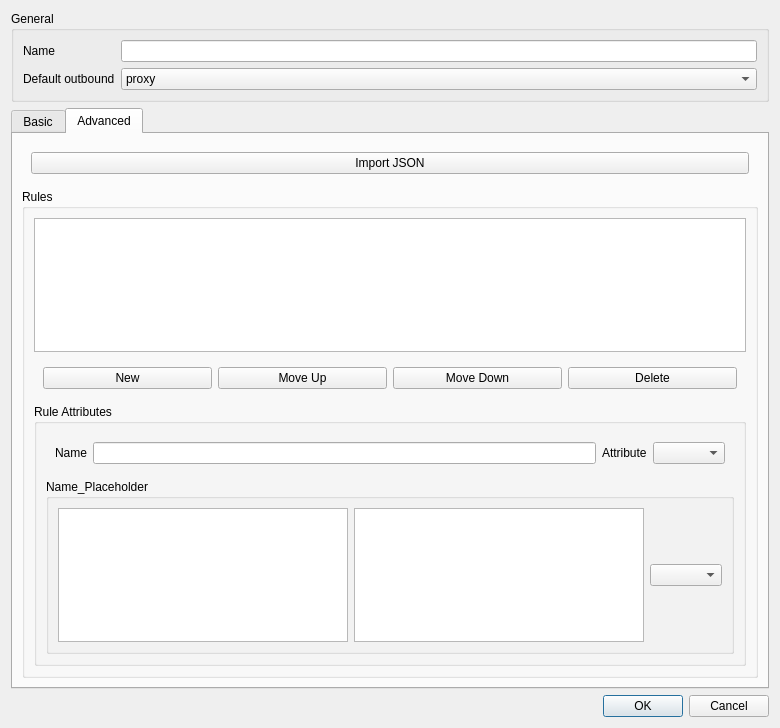
The window that include/ui/setting/RouteItem.ui (Userbash/Neko_Throne) describes before a commit, drawn with Qt 5.
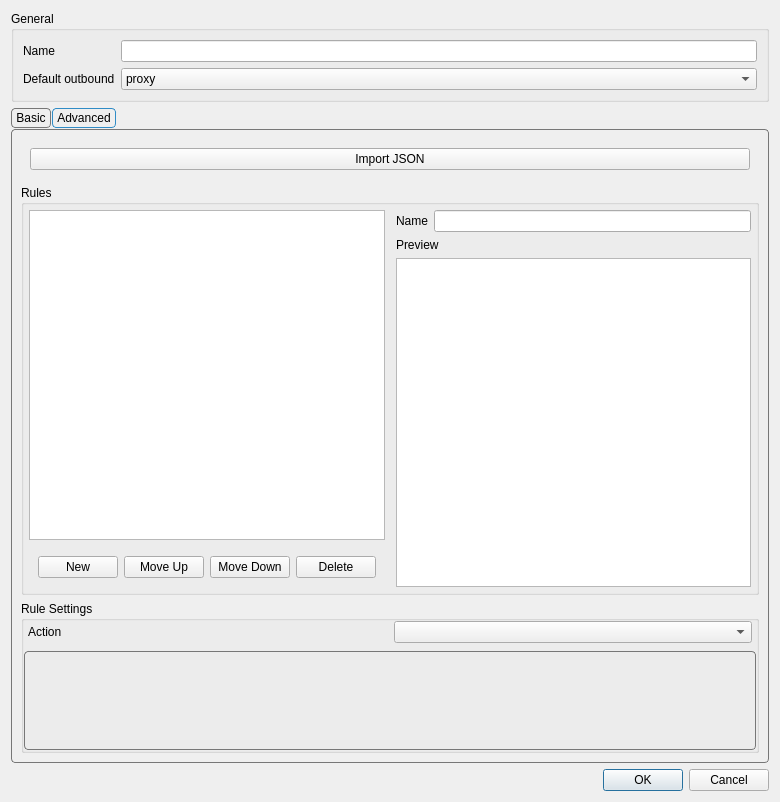
The same window after the commit. The open tabs and pages were chosen to show the change.

Commit message: fix missed uis

```diff
--- a/include/ui/setting/RouteItem.ui
+++ b/include/ui/setting/RouteItem.ui
@@ -7,10 +7,9 @@
     <x>0</x>
     <y>0</y>
     <width>780</width>
-    <height>728</height>
+    <height>802</height>
    </rect>
   </property>
-
   <property name="windowTitle">
    <string>Route Profile</string>
   </property>
@@ -57,6 +56,38 @@
    </item>
    <item>
     <widget class="QTabWidget" name="tabWidget">
+     <property name="styleSheet">
+      <string notr="true">QTabWidget::pane {
+    margin-top: 1px;
+    border: 1px solid #777777;
+    border-radius: 4px;
+}
+
+QTabBar {
+    background: transparent;
+    qproperty-drawBase: 0;
+}
+
+QTabBar::tab {
+    border: 1px solid #777777;
+    border-radius: 4px;
+
+    padding: 2px 4px;
+    margin-right: 1px;
+}
+
+QTabBar::tab:selected {
+    border: 1px solid palette(highlight);
+}
+
+QTabBar::tab:!selected {
+    border: 1px solid #777777;
+}
+
+QTabBar::tab:hover:!selected {
+    border: 1px solid #777777;
+}</string>
+     </property>
      <property name="currentIndex">
       <number>0</number>
      </property>
@@ -145,7 +176,43 @@
          <property name="title">
           <string>Rules</string>
          </property>
-         <layout class="QVBoxLayout" name="verticalLayout_2">
+         <layout class="QHBoxLayout" name="horizontalLayout_4">
+          <property name="leftMargin">
+           <number>0</number>
+          </property>
+          <property name="topMargin">
+           <number>0</number>
+          </property>
+          <property name="rightMargin">
+           <number>0</number>
+          </property>
+          <property name="bottomMargin">
+           <number>0</number>
+          </property>
+          <item>
+           <widget class="QFrame" name="frame">
+            <property name="frameShape">
+             <enum>QFrame::Shape::NoFrame</enum>
+            </property>
+            <property name="frameShadow">
+             <enum>QFrame::Shadow::Raised</enum>
+            </property>
+            <layout class="QVBoxLayout" name="verticalLayout_9">
+             <property name="spacing">
+              <number>7</number>
+             </property>
+             <property name="leftMargin">
+              <number>5</number>
+             </property>
+             <property name="topMargin">
+              <number>5</number>
+             </property>
+             <property name="rightMargin">
+              <number>5</number>
+             </property>
+             <property name="bottomMargin">
+              <number>5</number>
+             </property>
           <item>
            <widget class="QListWidget" name="route_items"/>
           </item>
@@ -183,15 +250,26 @@
             </layout>
            </widget>
           </item>
+            </layout>
+           </widget>
+          </item>
           <item>
-           <widget class="QGroupBox" name="rule_attr_box">
-            <property name="title">
-             <string>Rule Attributes</string>
-            </property>
+           <widget class="QFrame" name="rule_attr_box">
             <layout class="QVBoxLayout" name="verticalLayout">
+             <property name="leftMargin">
+              <number>0</number>
+             </property>
+             <property name="topMargin">
+              <number>5</number>
+             </property>
+             <property name="rightMargin">
+              <number>5</number>
+             </property>
+             <property name="bottomMargin">
+              <number>5</number>
+             </property>
              <item>
-              <widget class="QWidget" name="widget_3" native="true">
-               <layout class="QHBoxLayout" name="horizontalLayout_3">
+              <layout class="QHBoxLayout" name="horizontalLayout_5">
                 <item>
                  <widget class="QLabel" name="rule_name_l">
                   <property name="text">
@@ -202,45 +280,127 @@
                 <item>
                  <widget class="QLineEdit" name="rule_name"/>
                 </item>
-                <item>
-                 <widget class="QLabel" name="rule_attr_l">
-                  <property name="text">
-                   <string>Attribute</string>
-                  </property>
-                 </widget>
-                </item>
-                <item>
-                 <widget class="QComboBox" name="rule_attr"/>
-                </item>
-               </layout>
-              </widget>
+              </layout>
              </item>
              <item>
-              <widget class="QGroupBox" name="rule_attr_data">
-               <property name="title">
-                <string>Name_Placeholder</string>
+              <widget class="QLabel" name="rule_preview_l">
+               <property name="text">
+                <string>Preview</string>
                </property>
-               <layout class="QHBoxLayout" name="horizontalLayout_4">
+              </widget>
+             </item>
                 <item>
                  <widget class="QTextBrowser" name="rule_preview">
                   <property name="minimumSize">
                    <size>
-                    <width>190</width>
-                    <height>0</height>
-                   </size>
-                  </property>
-                 </widget>
-                </item>
+                 <width>0</width>
+                 <height>120</height>
+                </size>
+               </property>
+               <property name="documentTitle">
+                <string notr="true"/>
+               </property>
+               <property name="openExternalLinks">
+                <bool>false</bool>
+               </property>
+              </widget>
+             </item>
+            </layout>
+           </widget>
+          </item>
+         </layout>
+        </widget>
+       </item>
                 <item>
-                 <widget class="QPlainTextEdit" name="rule_attr_text"/>
+        <widget class="QGroupBox" name="groupBox_2">
+         <property name="title">
+          <string>Rule Settings</string>
+         </property>
+         <layout class="QVBoxLayout" name="verticalLayout_2">
+          <property name="spacing">
+           <number>7</number>
+          </property>
+          <property name="leftMargin">
+           <number>0</number>
+          </property>
+          <property name="topMargin">
+           <number>0</number>
+          </property>
+          <property name="rightMargin">
+           <number>0</number>
+          </property>
+          <property name="bottomMargin">
+           <number>0</number>
+          </property>
+          <item>
+           <layout class="QHBoxLayout" name="horizontalLayout_action">
+            <property name="leftMargin">
+             <number>4</number>
+            </property>
+            <property name="rightMargin">
+             <number>4</number>
+            </property>
+            <item>
+             <widget class="QLabel" name="rule_action_l">
+              <property name="text">
+               <string>Action</string>
+              </property>
+             </widget>
                 </item>
                 <item>
-                 <widget class="QComboBox" name="rule_attr_selector"/>
-                </item>
-               </layout>
-              </widget>
-             </item>
-            </layout>
+             <widget class="QComboBox" name="rule_action_combo"/>
+            </item>
+           </layout>
+          </item>
+          <item>
+           <widget class="QTabWidget" name="rule_attr_tabs">
+            <property name="sizePolicy">
+             <sizepolicy hsizetype="Preferred" vsizetype="Preferred">
+              <horstretch>0</horstretch>
+              <verstretch>0</verstretch>
+             </sizepolicy>
+            </property>
+            <property name="minimumSize">
+             <size>
+              <width>0</width>
+              <height>100</height>
+             </size>
+            </property>
+            <property name="styleSheet">
+             <string notr="true">QTabWidget::pane {
+    margin-top: 1px;
+    border: 1px solid #777777;
+    border-radius: 4px;
+}
+
+QTabBar {
+    background: transparent;
+    qproperty-drawBase: 0;
+}
+
+QTabBar::tab {
+    border: 1px solid #777777;
+    border-radius: 4px;
+
+    padding: 2px 4px;
+    margin-right: 1px;
+}
+
+QTabBar::tab:selected {
+    border: 1px solid palette(highlight);
+}
+
+QTabBar::tab:!selected {
+    border: 1px solid #777777;
+}
+
+QTabBar::tab:hover:!selected {
+    border: 1px solid #777777;
+}</string>
+            </property>
+            <property name="currentIndex">
+             <number>-1</number>
+            </property>
            </widget>
           </item>
          </layout>
```
Lines whose indentation alone changed are shown as unchanged. The commit also changes 4 other files.
